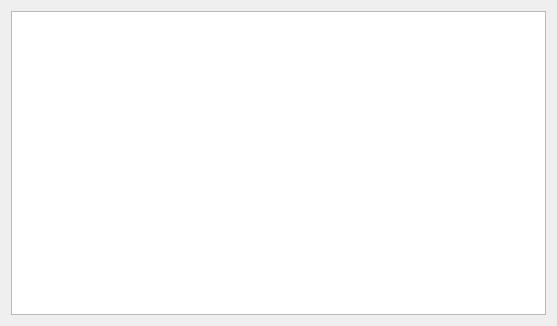
Qt form listaccounts.ui (sergey196510/mycash) before a commit.
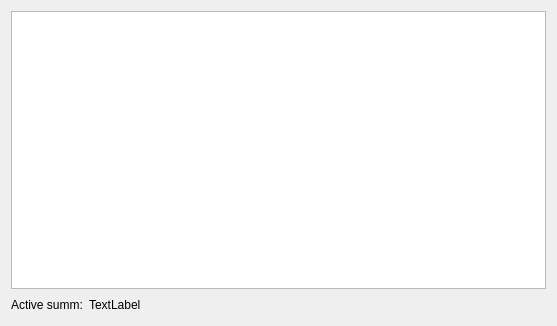
The same form after that commit.

```diff
--- a/listaccounts.ui
+++ b/listaccounts.ui
@@ -17,6 +17,37 @@
    <item>
     <widget class="QTreeView" name="treeView"/>
    </item>
+   <item>
+    <layout class="QHBoxLayout" name="horizontalLayout">
+     <item>
+      <widget class="QLabel" name="label">
+       <property name="text">
+        <string>Active summ:</string>
+       </property>
+      </widget>
+     </item>
+     <item>
+      <widget class="QLabel" name="act_summ">
+       <property name="text">
+        <string>TextLabel</string>
+       </property>
+      </widget>
+     </item>
+     <item>
+      <spacer name="horizontalSpacer">
+       <property name="orientation">
+        <enum>Qt::Horizontal</enum>
+       </property>
+       <property name="sizeHint" stdset="0">
+        <size>
+         <width>40</width>
+         <height>20</height>
+        </size>
+       </property>
+      </spacer>
+     </item>
+    </layout>
+   </item>
   </layout>
  </widget>
  <resources/>
```
